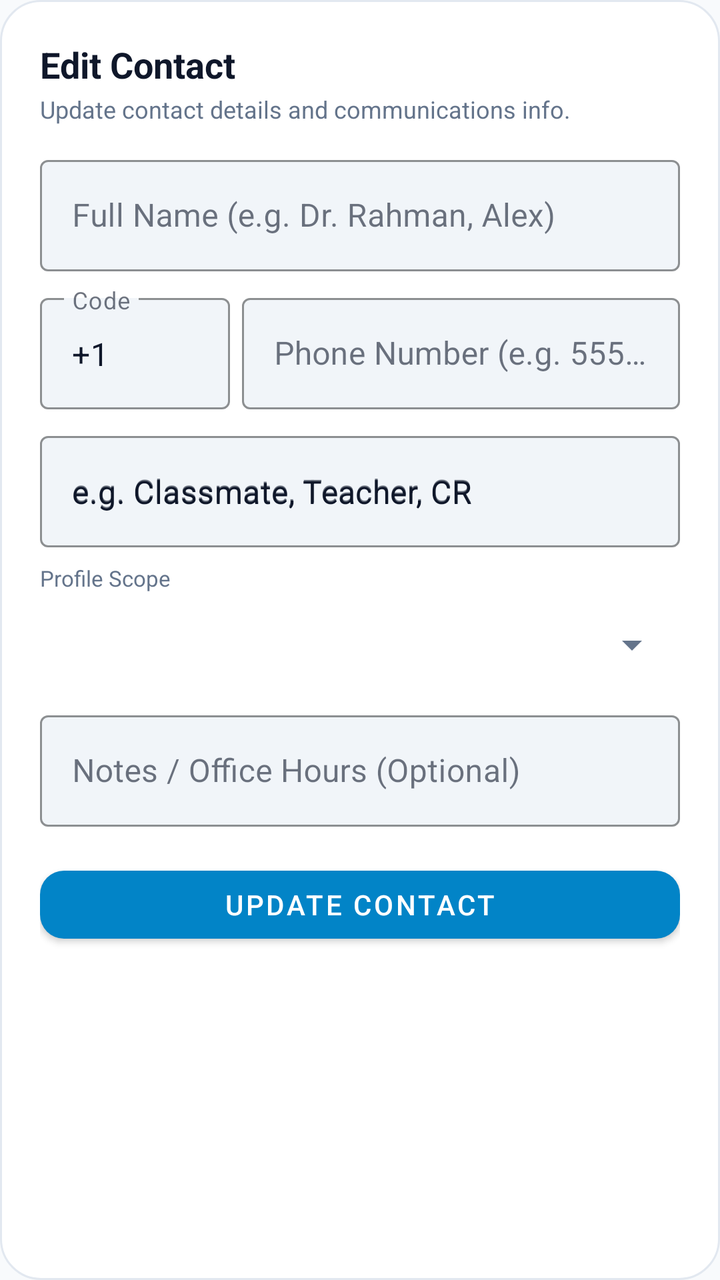
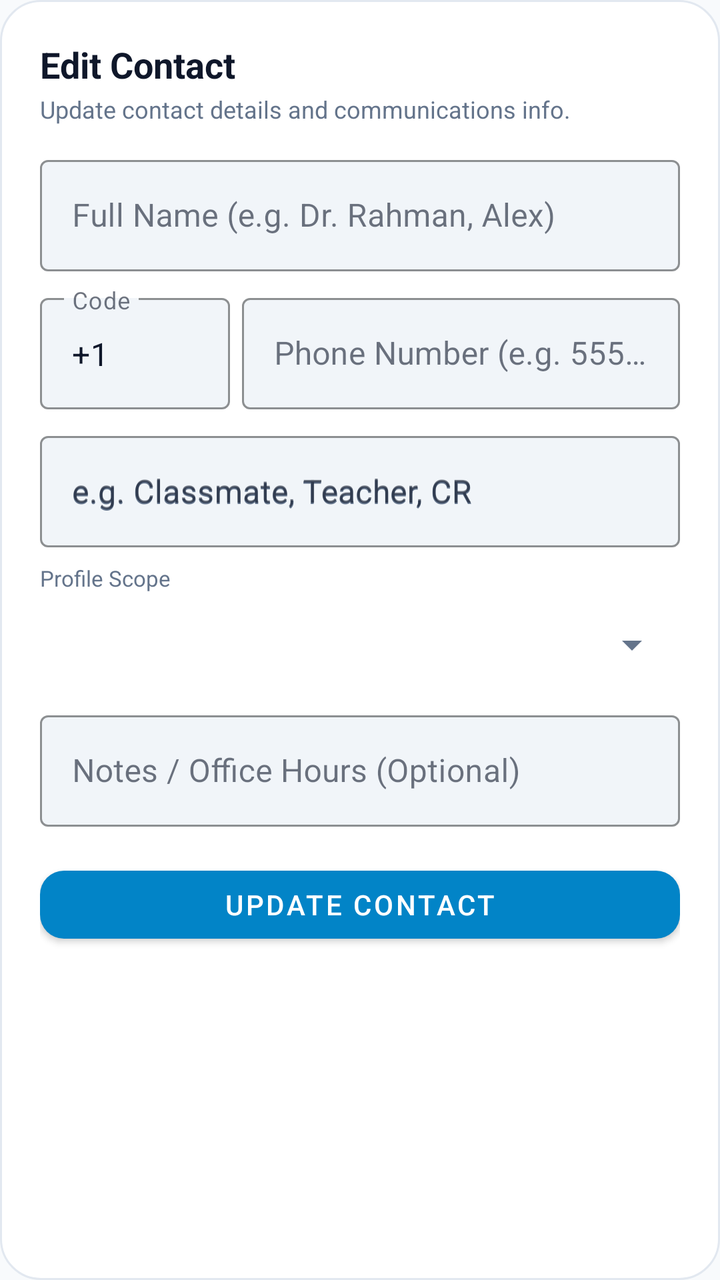

The first picture is an Android layout as it rendered before a commit; the second is the same layout after the commit. The layout source and the unified diff follow.
<!-- AndroidManifest.xml: application theme Theme.LifeSync -->
<!-- res/layout/dialog_edit_contact.xml -->
<?xml version="1.0" encoding="utf-8"?>
<LinearLayout xmlns:android="http://schemas.android.com/apk/res/android"
    xmlns:app="http://schemas.android.com/apk/res-auto"
    android:layout_width="match_parent"
    android:layout_height="wrap_content"
    android:background="@drawable/bg_dialog_glass"
    android:orientation="vertical"
    android:padding="20dp">

    <TextView
        android:id="@+id/tvEditContactTitle"
        android:layout_width="wrap_content"
        android:layout_height="wrap_content"
        android:text="Edit Contact"
        android:textColor="@color/text_primary"
        android:textSize="18sp"
        android:textStyle="bold" />

    <TextView
        android:layout_width="wrap_content"
        android:layout_height="wrap_content"
        android:layout_marginTop="2dp"
        android:text="Update contact details and communications info."
        android:textColor="@color/text_secondary"
        android:textSize="12sp" />

    
    <com.google.android.material.textfield.TextInputLayout
        style="@style/Widget.MaterialComponents.TextInputLayout.OutlinedBox"
        android:layout_width="match_parent"
        android:layout_height="wrap_content"
        android:layout_marginTop="12dp"
        app:boxBackgroundColor="@color/surface_variant"
        app:boxStrokeColor="@color/card_stroke_bright"
        android:hint="Full Name (e.g. Dr. Rahman, Alex)">

        <com.google.android.material.textfield.TextInputEditText
            android:id="@+id/etContactName"
            android:layout_width="match_parent"
            android:layout_height="wrap_content"
            android:textColor="?attr/colorOnSurface"
            android:textColorHint="?attr/colorOutline" />
    </com.google.android.material.textfield.TextInputLayout>

    
    <LinearLayout
        android:layout_width="match_parent"
        android:layout_height="wrap_content"
        android:layout_marginTop="8dp"
        android:gravity="center_vertical"
        android:orientation="horizontal">

        <com.google.android.material.textfield.TextInputLayout
            android:id="@+id/tilContactCountryCode"
            style="@style/Widget.MaterialComponents.TextInputLayout.OutlinedBox"
            android:layout_width="95dp"
            android:layout_height="wrap_content"
            android:layout_marginEnd="6dp"
            app:boxBackgroundColor="@color/surface_variant"
            app:boxStrokeColor="@color/card_stroke_bright"
            android:hint="Code">

            <com.google.android.material.textfield.TextInputEditText
                android:id="@+id/etContactCountryCode"
                android:layout_width="match_parent"
                android:layout_height="wrap_content"
                android:inputType="phone"
                android:textColor="?attr/colorOnSurface"
                android:textColorHint="?attr/colorOutline"
                android:text="+1" />
        </com.google.android.material.textfield.TextInputLayout>

        <com.google.android.material.textfield.TextInputLayout
            android:id="@+id/tilContactPhone"
            style="@style/Widget.MaterialComponents.TextInputLayout.OutlinedBox"
            android:layout_width="0dp"
            android:layout_height="wrap_content"
            android:layout_weight="1"
            app:boxBackgroundColor="@color/surface_variant"
            app:boxStrokeColor="@color/card_stroke_bright"
            android:hint="Phone Number (e.g. 555 123 4567)">

            <com.google.android.material.textfield.TextInputEditText
                android:id="@+id/etContactPhone"
                android:tag="etPhoneNumber"
                android:inputType="phone"
                android:layout_width="match_parent"
                android:layout_height="wrap_content"
                android:textColor="?attr/colorOnSurface"
                android:textColorHint="?attr/colorOutline" />
        </com.google.android.material.textfield.TextInputLayout>
    </LinearLayout>

    
    <com.google.android.material.textfield.TextInputLayout
        style="@style/Widget.MaterialComponents.TextInputLayout.OutlinedBox"
        android:layout_width="match_parent"
        android:layout_height="wrap_content"
        android:layout_marginTop="8dp"
        app:boxBackgroundColor="@color/surface_variant"
        app:boxStrokeColor="@color/card_stroke_bright"
        android:hint="e.g. Classmate, Teacher, CR">

        <com.google.android.material.textfield.TextInputEditText
            android:id="@+id/etContactRole"
            android:layout_width="match_parent"
            android:layout_height="wrap_content"
            android:textColor="?attr/colorOnSurface"
            android:textColorHint="?attr/colorOutline"
            android:hint="e.g. Classmate, Teacher, CR" />
    </com.google.android.material.textfield.TextInputLayout>

    
    <LinearLayout
        android:layout_width="match_parent"
        android:layout_height="wrap_content"
        android:layout_marginTop="8dp"
        android:orientation="vertical">

        <TextView
            android:layout_width="wrap_content"
            android:layout_height="wrap_content"
            android:layout_marginBottom="4dp"
            android:text="Profile Scope"
            android:textColor="@color/text_secondary"
            android:textSize="11sp" />

        <Spinner
            android:id="@+id/spContactScope"
            android:layout_width="match_parent"
            android:layout_height="44dp" />
    </LinearLayout>

    
    <com.google.android.material.textfield.TextInputLayout
        style="@style/Widget.MaterialComponents.TextInputLayout.OutlinedBox"
        android:layout_width="match_parent"
        android:layout_height="wrap_content"
        android:layout_marginTop="8dp"
        app:boxBackgroundColor="@color/surface_variant"
        app:boxStrokeColor="@color/card_stroke_bright"
        android:hint="Notes / Office Hours (Optional)">

        <com.google.android.material.textfield.TextInputEditText
            android:id="@+id/etContactNotes"
            android:layout_width="match_parent"
            android:layout_height="wrap_content"
            android:textColor="?attr/colorOnSurface"
            android:textColorHint="?attr/colorOutline" />
    </com.google.android.material.textfield.TextInputLayout>

    <com.google.android.material.button.MaterialButton
        android:id="@+id/btnSaveContact"
        android:tag="btnSave"
        android:layout_width="match_parent"
        android:layout_height="46dp"
        android:layout_marginTop="16dp"
        android:text="Update Contact"
        app:cornerRadius="12dp" />

</LinearLayout>
<!-- resources referenced by this layout -->
<resources>
  <color name="card_stroke_bright">#CBD5E1</color>
  <color name="surface_variant">#F1F5F9</color>
  <color name="text_primary">#0F172A</color>
  <color name="text_secondary">#64748B</color>
  <!-- drawable bg_dialog_glass (drawable) -->
  <?xml version="1.0" encoding="utf-8"?>
  <shape xmlns:android="http://schemas.android.com/apk/res/android"
      android:shape="rectangle">
      <corners android:radius="20dp" />
      <solid android:color="@color/surface" />
      <stroke
          android:width="1dp"
          android:color="@color/card_stroke" />
  </shape>
  <style name="Theme.LifeSync" parent="Theme.MaterialComponents.DayNight.NoActionBar">
          <item name="colorPrimary">@color/primary</item>
          <item name="colorPrimaryVariant">@color/primary_variant</item>
          <item name="colorOnPrimary">@color/on_primary</item>
          <item name="colorSecondary">@color/secondary</item>
          <item name="colorSecondaryVariant">@color/secondary_variant</item>
          <item name="colorOnSecondary">@color/on_secondary</item>
          <item name="colorSurface">@color/surface</item>
          <item name="colorOnSurface">@color/text_primary</item>
          <item name="colorOnBackground">@color/text_primary</item>
          <item name="colorOnSurfaceVariant">@color/text_secondary</item>
          <item name="android:colorBackground">@color/background</item>
          <item name="android:windowBackground">@color/background</item>
          <item name="android:textColorPrimary">@color/text_primary</item>
          <item name="android:textColorSecondary">@color/text_secondary</item>
          <item name="android:statusBarColor">@color/background</item>
          <item name="android:windowLightStatusBar">true</item>
          <item name="android:navigationBarColor">@color/background</item>
          <item name="materialCardViewStyle">@style/CardElevationRounded</item>
          <item name="android:textViewStyle">@style/DuoRhythmTextView</item>
          <item name="android:editTextStyle">@style/DuoRhythmEditText</item>
          <item name="editTextStyle">@style/DuoRhythmEditText</item>
      </style>
  <color name="surface">#FFFFFF</color>
  <color name="card_stroke">#E2E8F0</color>
  <color name="primary">#0284C7</color>
  <color name="primary_variant">#0369A1</color>
  <color name="on_primary">#FFFFFF</color>
  <color name="secondary">#7C3AED</color>
  <color name="secondary_variant">#6D28D9</color>
  <color name="on_secondary">#FFFFFF</color>
  <color name="background">#F8FAFC</color>
  <style name="CardElevationRounded" parent="Widget.MaterialComponents.CardView">
          <item name="cardCornerRadius">22dp</item>
          <item name="cardElevation">2dp</item>
          <item name="strokeWidth">1dp</item>
          <item name="strokeColor">@color/card_stroke</item>
          <item name="cardBackgroundColor">@color/surface_card</item>
      </style>
  <style name="DuoRhythmTextView" parent="android:Widget.TextView">
          <item name="android:lineSpacingExtra">2dp</item>
          <item name="android:fontFamily">sans-serif</item>
          <item name="android:includeFontPadding">true</item>
      </style>
  <style name="DuoRhythmEditText" parent="android:Widget.EditText">
          <item name="android:lineSpacingExtra">2dp</item>
          <item name="android:fontFamily">sans-serif</item>
          <item name="android:includeFontPadding">true</item>
          <item name="android:textColor">@color/text_primary</item>
          <item name="android:textColorHint">@color/text_secondary</item>
      </style>
  <color name="surface_card">#FFFFFF</color>
</resources>

<!-- the commit's change to res/layout/dialog_edit_contact.xml (unified diff, before → after) -->
@@ -39,7 +39,7 @@
             android:layout_width="match_parent"
             android:layout_height="wrap_content"
             android:textColor="?attr/colorOnSurface"
-            android:textColorHint="?attr/colorOutline" />
+            android:textColorHint="?android:attr/textColorSecondary" />
     </com.google.android.material.textfield.TextInputLayout>
 
     
@@ -66,7 +66,7 @@
                 android:layout_height="wrap_content"
                 android:inputType="phone"
                 android:textColor="?attr/colorOnSurface"
-                android:textColorHint="?attr/colorOutline"
+                android:textColorHint="?android:attr/textColorSecondary"
                 android:text="+1" />
         </com.google.android.material.textfield.TextInputLayout>
 
@@ -87,7 +87,7 @@
                 android:layout_width="match_parent"
                 android:layout_height="wrap_content"
                 android:textColor="?attr/colorOnSurface"
-                android:textColorHint="?attr/colorOutline" />
+                android:textColorHint="?android:attr/textColorSecondary" />
         </com.google.android.material.textfield.TextInputLayout>
     </LinearLayout>
 
@@ -106,7 +106,7 @@
             android:layout_width="match_parent"
             android:layout_height="wrap_content"
             android:textColor="?attr/colorOnSurface"
-            android:textColorHint="?attr/colorOutline"
+            android:textColorHint="?android:attr/textColorSecondary"
             android:hint="e.g. Classmate, Teacher, CR" />
     </com.google.android.material.textfield.TextInputLayout>
 
@@ -146,7 +146,7 @@
             android:layout_width="match_parent"
             android:layout_height="wrap_content"
             android:textColor="?attr/colorOnSurface"
-            android:textColorHint="?attr/colorOutline" />
+            android:textColorHint="?android:attr/textColorSecondary" />
     </com.google.android.material.textfield.TextInputLayout>
 
     <com.google.android.material.button.MaterialButton
<!-- resource entries referenced after the edit -->
@@ -25,6 +25,7 @@
           <item name="colorOnSurface">@color/text_primary</item>
           <item name="colorOnBackground">@color/text_primary</item>
           <item name="colorOnSurfaceVariant">@color/text_secondary</item>
+          <item name="colorOutline">@color/text_secondary</item>
           <item name="android:colorBackground">@color/background</item>
           <item name="android:windowBackground">@color/background</item>
           <item name="android:textColorPrimary">@color/text_primary</item>
